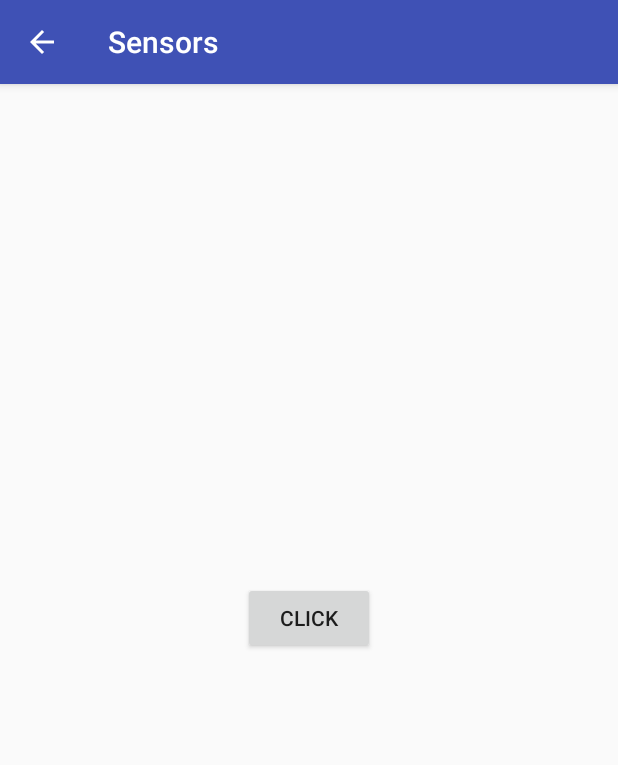
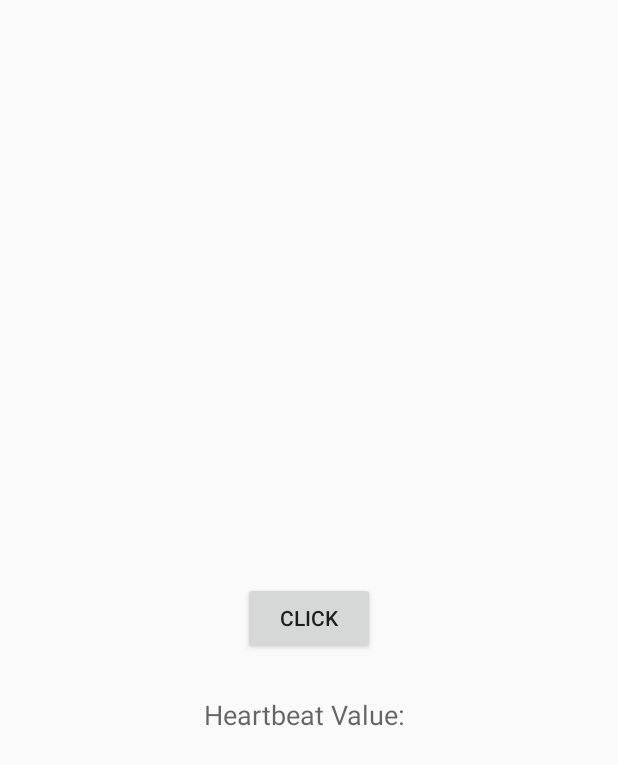
Before and after one commit to AlexanderEggers/soundbox, an Android app: the screen it shows after launch (SlaveActivity), after a tap on "HEARTBEAT", on a phone screen of 412 x 824 dp. Shown: the top 765 px of the screen. Run offline under Robolectric (Android 15) with nearby library versions, the phone set to English and light mode, and no system bars.

Commit message:
Layout changes + implementation of sensor data into app + bugfixes + minor changes

```diff
--- a/app/src/main/AndroidManifest.xml
+++ b/app/src/main/AndroidManifest.xml
@@ -17,6 +17,7 @@
         <activity
             android:name=".activity.MenuActivity"
             android:label="@string/app_name"
+            android:screenOrientation="portrait"
             android:theme="@style/AppTheme.NoActionBar">
             <intent-filter>
                 <action android:name="android.intent.action.MAIN" />
@@ -25,11 +26,12 @@
         </activity>
         <activity
             android:name=".activity.MasterActivity"
-            android:label="@string/app_name"
+            android:label="Master"
+            android:screenOrientation="portrait"
             android:theme="@style/AppTheme.NoActionBar" />
         <activity
             android:name=".activity.SlaveActivity"
-            android:label="@string/app_name"
+            android:screenOrientation="portrait"
             android:theme="@style/AppTheme.NoActionBar" />
     </application>
 
--- a/app/src/main/java/com/thm/sensors/activity/MasterActivity.java
+++ b/app/src/main/java/com/thm/sensors/activity/MasterActivity.java
@@ -5,6 +5,7 @@ import android.os.Bundle;
 import android.os.Handler;
 import android.os.Message;
 import android.view.MenuItem;
+import android.widget.TextView;
 import android.widget.Toolbar;
 
 import com.thm.sensors.R;
@@ -30,6 +31,10 @@ public final class MasterActivity extends Activity {
 
         BluetoothLogic logic = new BluetoothLogic(this, new IncomingHandler(this));
         threads = logic.getSlaves();
+
+        ((TextView) findViewById(R.id.textView3)).setText("Proximity: n/a");
+        ((TextView) findViewById(R.id.textView4)).setText("Heartbeat: n/a");
+        ((TextView) findViewById(R.id.textView5)).setText("Acceleration: n/a");
     }
 
     @Override
--- a/app/src/main/java/com/thm/sensors/activity/MenuActivity.java
+++ b/app/src/main/java/com/thm/sensors/activity/MenuActivity.java
@@ -13,7 +13,7 @@ public final class MenuActivity extends Activity implements View.OnClickListener
     @Override
     protected void onCreate(Bundle savedInstanceState) {
         super.onCreate(savedInstanceState);
-        setContentView(R.layout.main_activity);
+        setContentView(R.layout.menu_activity);
         Toolbar toolbar = (Toolbar) findViewById(R.id.toolbar);
         setActionBar(toolbar);
     }
--- a/app/src/main/java/com/thm/sensors/activity/SlaveActivity.java
+++ b/app/src/main/java/com/thm/sensors/activity/SlaveActivity.java
@@ -5,7 +5,6 @@ import android.os.Bundle;
 import android.os.Handler;
 import android.view.MenuItem;
 import android.view.ViewStub;
-import android.widget.Toolbar;
 
 import com.thm.sensors.R;
 import com.thm.sensors.logic.AccelerationLogic;
@@ -34,12 +33,6 @@ public final class SlaveActivity extends Activity {
     protected void onCreate(Bundle savedInstanceState) {
         super.onCreate(savedInstanceState);
         setContentView(R.layout.slave_activity);
-        Toolbar toolbar = (Toolbar) findViewById(R.id.toolbar);
-        setActionBar(toolbar);
-
-        if (getActionBar() != null) {
-            getActionBar().setDisplayHomeAsUpEnabled(true);
-        }
 
         String sensor = getIntent().getStringExtra("sensor");
         ViewStub stub = (ViewStub) findViewById(R.id.stub);
--- a/app/src/main/java/com/thm/sensors/logic/BluetoothLogic.java
+++ b/app/src/main/java/com/thm/sensors/logic/BluetoothLogic.java
@@ -85,6 +85,8 @@ public final class BluetoothLogic {
         }
 
         public void run() {
+            //TODO: Differ between String (Identifier) and value
+
             byte[] buffer = new byte[1024];  // buffer store for the stream
             int bytes; // bytes returned from read()
 
--- a/app/src/main/java/com/thm/sensors/logic/HeartbeatLogic.java
+++ b/app/src/main/java/com/thm/sensors/logic/HeartbeatLogic.java
@@ -2,49 +2,31 @@ package com.thm.sensors.logic;
 
 import android.app.Activity;
 import android.os.Handler;
+import android.util.Log;
 import android.view.MotionEvent;
 import android.view.View;
 import android.widget.Button;
+import android.widget.TextView;
 
 import com.thm.sensors.R;
 
+import java.text.MessageFormat;
+
 public final class HeartbeatLogic implements SlaveLogic {
 
+    private Activity context;
+
     public void startLogic(Activity context) {
+        this.context = context;
+        ((TextView) context.findViewById(R.id.textView6)).setText("Heartbeat Value: ");
         Button button = (Button) context.findViewById(R.id.button5);
-        button.setOnTouchListener(new View.OnTouchListener() {
+        button.setOnTouchListener(new HeartbeatButton());
+    }
 
-            private Handler mHandler;
-            private MotionEvent event;
-
-            @Override
-            public boolean onTouch(View v, MotionEvent event) {
-                switch (event.getAction()) {
-                    case MotionEvent.ACTION_DOWN:
-                        if (mHandler != null) return true;
-                        this.event = event;
-                        mHandler = new Handler();
-                        mHandler.postDelayed(mAction, 500);
-                        break;
-                    case MotionEvent.ACTION_UP:
-                        if (mHandler == null) return true;
-                        this.event = null;
-                        mHandler.removeCallbacks(mAction);
-                        mHandler = null;
-                        break;
-                }
-                return false;
-            }
-
-            Runnable mAction = new Runnable() {
-                @Override
-                public void run() {
-                    System.out.println("Performing action...");
-                    System.out.println(event.getPressure());
-                    mHandler.postDelayed(this, 500);
-                }
-            };
-        });
+    private void executeHeartbeat(MotionEvent event) {
+        String text = MessageFormat.format("Heartbeat Value: {0}", event.getPressure());
+        ((TextView) context.findViewById(R.id.textView6)).setText(text);
+        Log.d(HeartbeatLogic.class.getName(), text);
     }
 
     @Override
@@ -56,4 +38,37 @@ public final class HeartbeatLogic implements SlaveLogic {
     public void onPause() {
 
     }
+
+    private class HeartbeatButton implements View.OnTouchListener {
+
+        private Handler mHandler;
+        private MotionEvent mEvent;
+
+        @Override
+        public boolean onTouch(View v, MotionEvent event) {
+            switch (event.getAction()) {
+                case MotionEvent.ACTION_DOWN:
+                    if (mHandler != null) return true;
+                    mEvent = event;
+                    mHandler = new Handler();
+                    mHandler.postDelayed(mAction, 500);
+                    break;
+                case MotionEvent.ACTION_UP:
+                    if (mHandler == null) return true;
+                    mEvent = null;
+                    mHandler.removeCallbacks(mAction);
+                    mHandler = null;
+                    break;
+            }
+            return false;
+        }
+
+        Runnable mAction = new Runnable() {
+            @Override
+            public void run() {
+                executeHeartbeat(mEvent);
+                mHandler.postDelayed(this, 500);
+            }
+        };
+    }
 }
--- a/app/src/main/res/layout/master_activity.xml
+++ b/app/src/main/res/layout/master_activity.xml
@@ -5,6 +5,7 @@
     android:layout_width="match_parent"
     android:layout_height="match_parent"
     android:fitsSystemWindows="true"
+    android:keepScreenOn="true"
     tools:context=".activity.MasterActivity">
 
     <android.support.design.widget.AppBarLayout
@@ -21,6 +22,6 @@
 
     </android.support.design.widget.AppBarLayout>
 
-    <include layout="@layout/main_content" />
+    <include layout="@layout/master_content" />
 
 </android.support.design.widget.CoordinatorLayout>
--- a/app/src/main/res/layout/main_activity.xml
+++ b/app/src/main/res/layout/menu_activity.xml
@@ -21,6 +21,6 @@
 
     </android.support.design.widget.AppBarLayout>
 
-    <include layout="@layout/main_content" />
+    <include layout="@layout/menu_content" />
 
 </android.support.design.widget.CoordinatorLayout>
--- a/app/src/main/res/layout/main_content.xml
+++ b/app/src/main/res/layout/menu_content.xml
@@ -8,7 +8,7 @@
     android:weightSum="1"
     app:layout_behavior="@string/appbar_scrolling_view_behavior"
     tools:context=".activity.MenuActivity"
-    tools:showIn="@layout/main_activity">
+    tools:showIn="@layout/menu_activity">
 
     <Button
         android:id="@+id/button"
--- a/app/src/main/res/layout/slave_activity.xml
+++ b/app/src/main/res/layout/slave_activity.xml
@@ -1,30 +1,15 @@
 <?xml version="1.0" encoding="utf-8"?>
 <android.support.design.widget.CoordinatorLayout xmlns:android="http://schemas.android.com/apk/res/android"
-    xmlns:app="http://schemas.android.com/apk/res-auto"
     xmlns:tools="http://schemas.android.com/tools"
     android:layout_width="match_parent"
     android:layout_height="match_parent"
-    android:fitsSystemWindows="true"
+    android:keepScreenOn="true"
     tools:context=".activity.SlaveActivity">
-
-    <android.support.design.widget.AppBarLayout
-        android:layout_width="match_parent"
-        android:layout_height="wrap_content"
-        android:theme="@style/AppTheme.AppBarOverlay">
-
-        <Toolbar
-            android:id="@+id/toolbar"
-            android:layout_width="match_parent"
-            android:layout_height="?attr/actionBarSize"
-            android:background="?attr/colorPrimary"
-            app:popupTheme="@style/AppTheme.PopupOverlay" />
-
-    </android.support.design.widget.AppBarLayout>
 
     <ViewStub
         android:id="@+id/stub"
-        android:inflatedId="@+id/inflatedId"
         android:layout_width="match_parent"
-        android:layout_height="match_parent" />
+        android:layout_height="match_parent"
+        android:inflatedId="@+id/inflatedId" />
 
 </android.support.design.widget.CoordinatorLayout>
--- a/app/src/main/res/layout/slave_heartbeat_content.xml
+++ b/app/src/main/res/layout/slave_heartbeat_content.xml
@@ -1,17 +1,28 @@
 <?xml version="1.0" encoding="utf-8"?>
 <RelativeLayout xmlns:android="http://schemas.android.com/apk/res/android"
-    xmlns:app="http://schemas.android.com/apk/res-auto"
     xmlns:tools="http://schemas.android.com/tools"
     android:layout_width="match_parent"
     android:layout_height="match_parent"
-    app:layout_behavior="@string/appbar_scrolling_view_behavior"
-    tools:context=".activity.SlaveActivity" >
+    android:keepScreenOn="true"
+    tools:context=".activity.SlaveActivity">
 
     <Button
+        android:id="@+id/button5"
         android:layout_width="wrap_content"
         android:layout_height="wrap_content"
-        android:text="Click"
-        android:id="@+id/button5"
+        android:layout_centerHorizontal="true"
         android:layout_centerVertical="true"
+        android:text="Click" />
+
+    <TextView
+        android:id="@+id/textView6"
+        android:layout_width="wrap_content"
+        android:layout_height="wrap_content"
+        android:layout_marginTop="28dp"
+        android:text="Medium Text"
+        android:textAppearance="?android:attr/textAppearanceMedium"
+        android:textAlignment="center"
+        android:layout_below="@+id/button5"
         android:layout_centerHorizontal="true" />
+
 </RelativeLayout>
--- a/app/src/main/res/values/strings.xml
+++ b/app/src/main/res/values/strings.xml
@@ -1,4 +1,4 @@
+<?xml version="1.0" encoding="utf-8"?>
 <resources>
     <string name="app_name">Sensors</string>
-    <string name="action_settings">Settings</string>
 </resources>
```
Also changed, not shown: app/src/main/java/com/thm/sensors/logic/AccelerationLogic.java (+11 -1 lines), app/src/main/java/com/thm/sensors/logic/ProximityLogic.java (+11 -5 lines), app/src/main/res/layout/master_content.xml (+29 -36 lines), app/src/main/res/layout/slave_acceleration_content.xml (+13 -4 lines), app/src/main/res/layout/slave_proximity_content.xml (+13 -4 lines).
